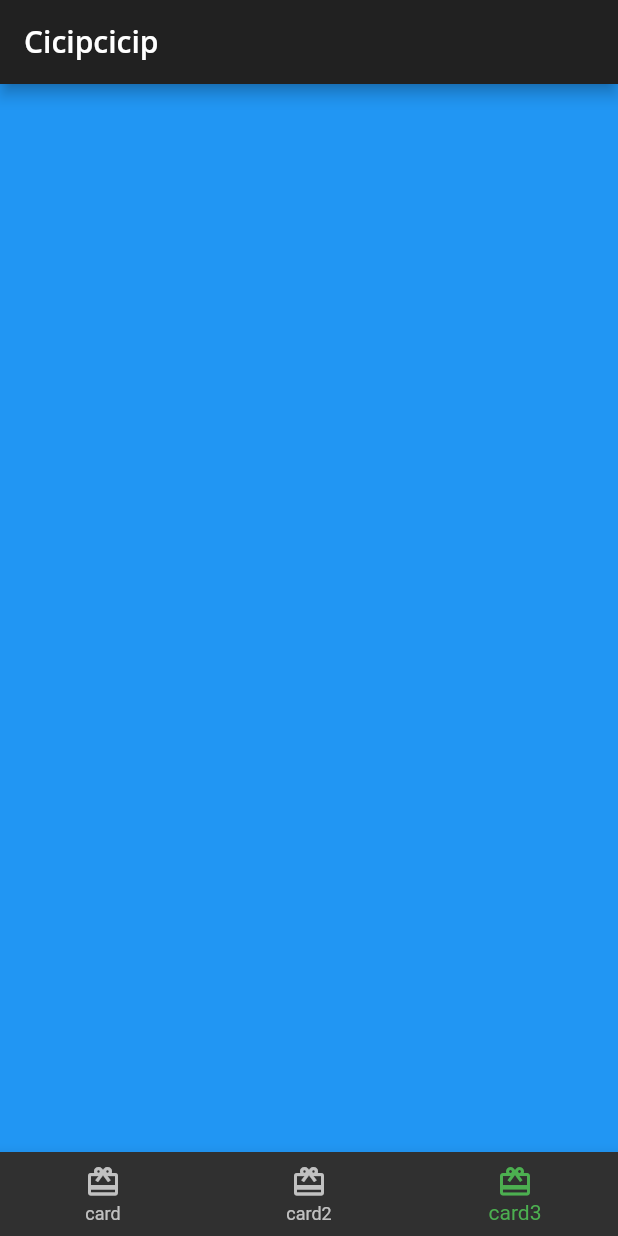
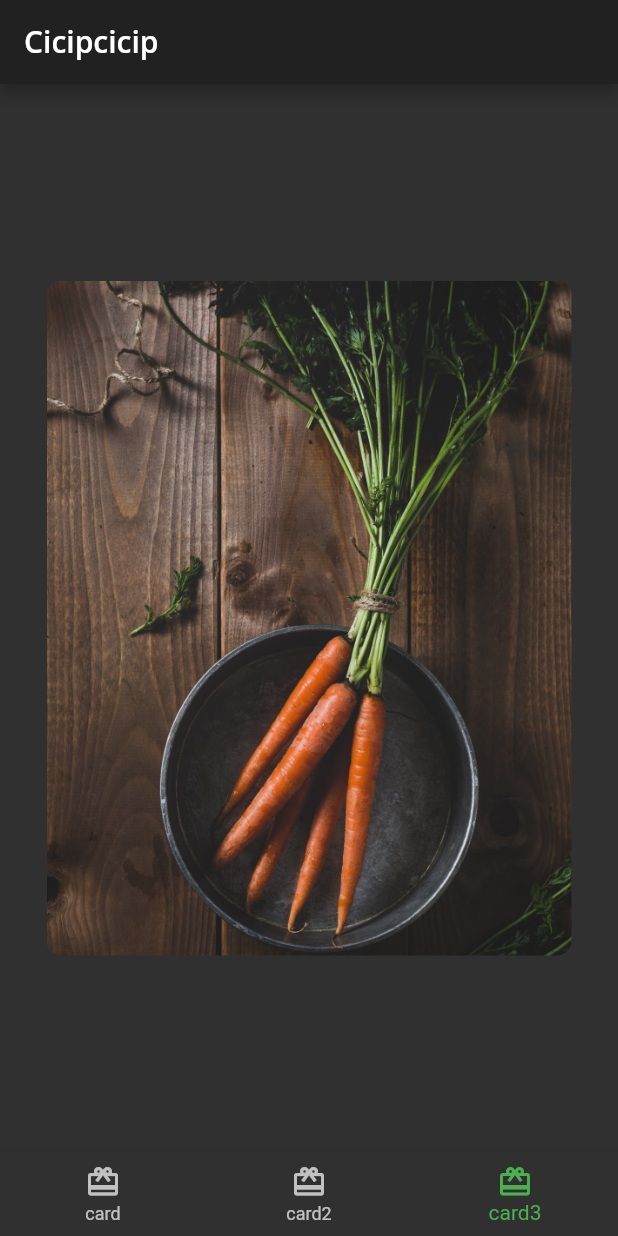
Before and after one commit to zuyatna/cicipcicip, a Flutter app: the screen it shows after launch, item 3 of the bottom bar chosen, on a phone screen of 412 x 824 dp. Run offline on Flutter 3.47's test engine with Material 2 defaults, Android fonts, the phone set to English and light mode, and no system bars; our stand-ins replace google_fonts.

Commit message:
card3.dart was initiated

```diff
--- /dev/null
+++ b/lib/card/card3.dart
@@ -0,0 +1,32 @@
+import 'package:flutter/material.dart';
+import 'package:cicipcicip/theme/cicipcicip_theme.dart';
+
+class Card3 extends StatelessWidget {
+  const Card3({Key? key}) : super(key: key);
+
+  @override
+  Widget build(BuildContext context) {
+    return Center(
+      child: Container(
+        constraints: const BoxConstraints.expand(
+          width: 350,
+          height: 450,
+        ),
+        decoration: const BoxDecoration(
+          image: DecorationImage(
+            image: AssetImage('assets/mag2.png'),
+            fit: BoxFit.cover,
+          ),
+          borderRadius: BorderRadius.all(Radius.circular(10.0))
+        ),
+        child: Stack(
+          children: const [
+            // TODO 5: Add dark overlay BoxDecoration
+            // TODO 6: Add Container, Column, Icon and Text
+            // TODO 7: Add Center widget with Chip widget children
+          ],
+        ),
+      ),
+    );
+  }
+}
--- a/lib/layout/home.dart
+++ b/lib/layout/home.dart
@@ -1,6 +1,7 @@
 import 'package:flutter/material.dart';
 import 'package:cicipcicip/card/card1.dart';
 import 'package:cicipcicip/card/card2.dart';
+import 'package:cicipcicip/card/card3.dart';
 
 class Home extends StatefulWidget {
   const Home({Key? key}) : super(key: key);
@@ -14,7 +15,7 @@ class _HomeState extends State<Home> {
   static List<Widget> pages = <Widget>[
     const Card1(),
     const Card2(),
-    // TODO: Replace with card3
+    const Card3(),
     Container(color: Colors.blue,)
   ];
 
```
